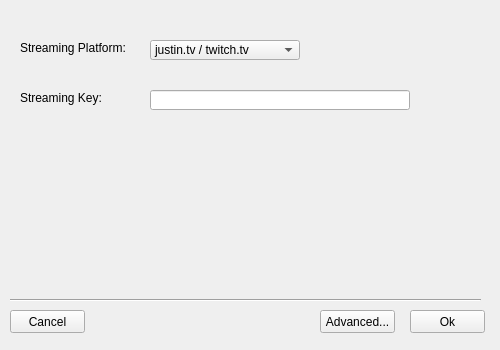
This is platformselectionwindow.ui in M0dM/StreaMe as Qt 5 draws it before an edit. The edited form follows.
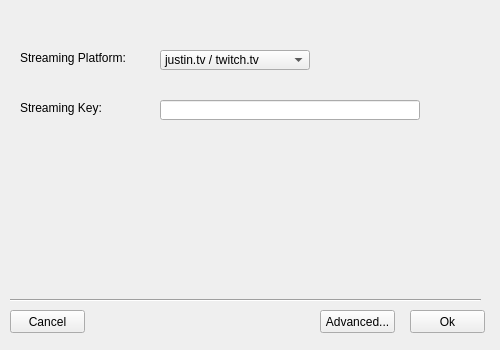
This is the edited form.

Commit message: New Project name field added in the project creation procedure Choose platform/Configure parameters window's title renamed

The edit to the form file:
```diff
--- a/platformselectionwindow.ui
+++ b/platformselectionwindow.ui
@@ -35,7 +35,7 @@
    <property name="geometry">
     <rect>
      <x>20</x>
-     <y>40</y>
+     <y>50</y>
      <width>121</width>
      <height>16</height>
     </rect>
@@ -47,8 +47,8 @@
   <widget class="QComboBox" name="comboBox">
    <property name="geometry">
     <rect>
-     <x>150</x>
-     <y>40</y>
+     <x>160</x>
+     <y>50</y>
      <width>150</width>
      <height>20</height>
     </rect>
@@ -68,7 +68,7 @@
    <property name="geometry">
     <rect>
      <x>20</x>
-     <y>90</y>
+     <y>100</y>
      <width>111</width>
      <height>16</height>
     </rect>
@@ -80,8 +80,8 @@
   <widget class="QLineEdit" name="streamKeylineEdit">
    <property name="geometry">
     <rect>
-     <x>150</x>
-     <y>90</y>
+     <x>160</x>
+     <y>100</y>
      <width>260</width>
      <height>20</height>
     </rect>
```
Left out of the diff: 2 changed lines with no effect on the pictures. The commit also changes 2 other files.
